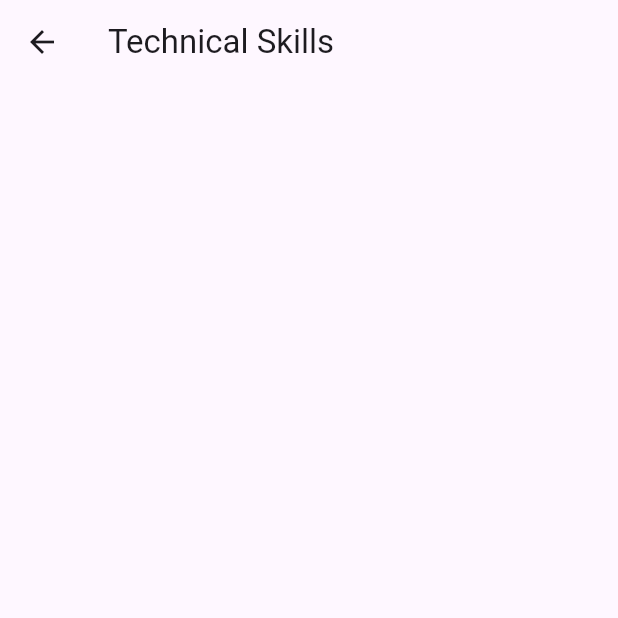
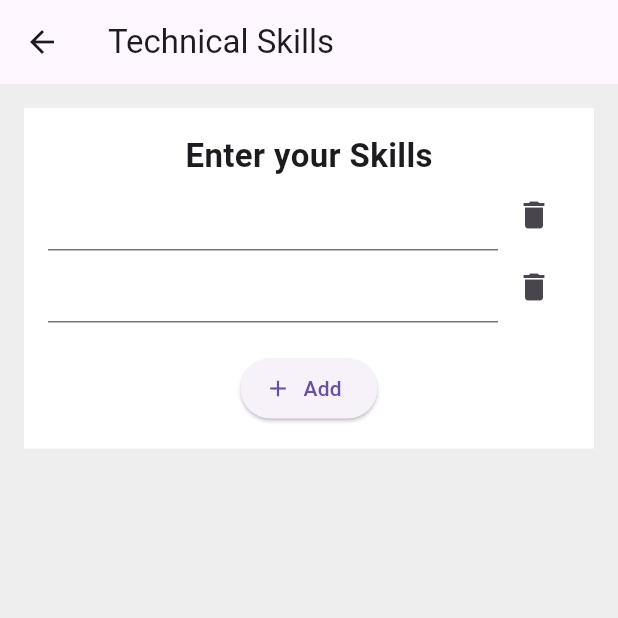
Before and after one commit to Daksh-Parekh/resume_bulider, a Flutter app: the TechnicalSkills screen opened by its route, on a phone screen of 412 x 824 dp, the top half of it. Run offline on Flutter 3.47's test engine with Material 3 defaults, Android fonts, the phone set to English and light mode, and no system bars; our stand-ins replace image_picker; network calls fail.

Commit message:
Technical Skills Page

```diff
--- a/lib/utils/globals.dart
+++ b/lib/utils/globals.dart
@@ -5,4 +5,5 @@ class Globals {
   static File? image;
   static bool isChecked = false;
   static List<String> languages = [];
+  static List<String> technicalSkills = [];
 }
--- a/lib/views/buildoption/all_option/technical_skills_page/technical_skill.dart
+++ b/lib/views/buildoption/all_option/technical_skills_page/technical_skill.dart
@@ -1,4 +1,8 @@
+import 'dart:math';
+
 import 'package:flutter/material.dart';
+import 'package:resume_bulider/utils/extension.dart';
+import 'package:resume_bulider/utils/globals.dart';
 
 class TechnicalSkills extends StatefulWidget {
   const TechnicalSkills({super.key});
@@ -8,12 +12,107 @@ class TechnicalSkills extends StatefulWidget {
 }
 
 class _TechnicalSkillsState extends State<TechnicalSkills> {
+  List<TextEditingController> allControllers = [];
+
+  @override
+  void initState() {
+    if (Globals.technicalSkills.isEmpty) {
+      allControllers = List.generate(
+        2,
+        (index) => TextEditingController(),
+      );
+    } else if (Globals.technicalSkills.length < 2) {
+      Globals.technicalSkills.forEach(
+        (e) => allControllers.add(
+          TextEditingController(text: e),
+        ),
+      );
+      allControllers.add(
+        TextEditingController(),
+      );
+    } else {
+      Globals.technicalSkills.forEach(
+        (e) => allControllers.add(
+          TextEditingController(text: e),
+        ),
+      );
+    }
+    super.initState();
+  }
+
+  @override
+  void dispose() {
+    Globals.technicalSkills.clear();
+    for (int i = 0; i < allControllers.length; i++) {
+      if (allControllers[i].text.isNotEmpty) {
+        Globals.technicalSkills.add(allControllers[i].text);
+      }
+    }
+    super.dispose();
+  }
+
   @override
   Widget build(BuildContext context) {
     return Scaffold(
       appBar: AppBar(
         title: const Text("Technical Skills"),
       ),
+      backgroundColor: Colors.grey.shade200,
+      body: Padding(
+        padding: EdgeInsets.all(16),
+        child: Container(
+          color: Colors.white,
+          width: double.infinity,
+          padding: EdgeInsets.all(16),
+          child: SingleChildScrollView(
+            child: Column(
+              mainAxisSize: MainAxisSize.min,
+              children: [
+                Text(
+                  "Enter your Skills",
+                  style: TextStyle(
+                    fontSize: 22,
+                    fontWeight: FontWeight.bold,
+                  ),
+                ),
+                Column(
+                  children: List.generate(
+                    allControllers.length,
+                    (index) => Row(
+                      children: [
+                        Expanded(
+                          child: TextField(
+                            controller: allControllers[index],
+                          ),
+                        ),
+                        IconButton(
+                          onPressed: () {
+                            allControllers[index].clear();
+                            allControllers.removeAt(index);
+                            setState(() {});
+                          },
+                          icon: Icon(Icons.delete),
+                        ),
+                      ],
+                    ),
+                  ),
+                ),
+                20.h,
+                ElevatedButton.icon(
+                  onPressed: () {
+                    allControllers.add(
+                      TextEditingController(),
+                    );
+                    setState(() {});
+                  },
+                  icon: Icon(Icons.add),
+                  label: Text("Add"),
+                ),
+              ],
+            ),
+          ),
+        ),
+      ),
     );
   }
 }
```
